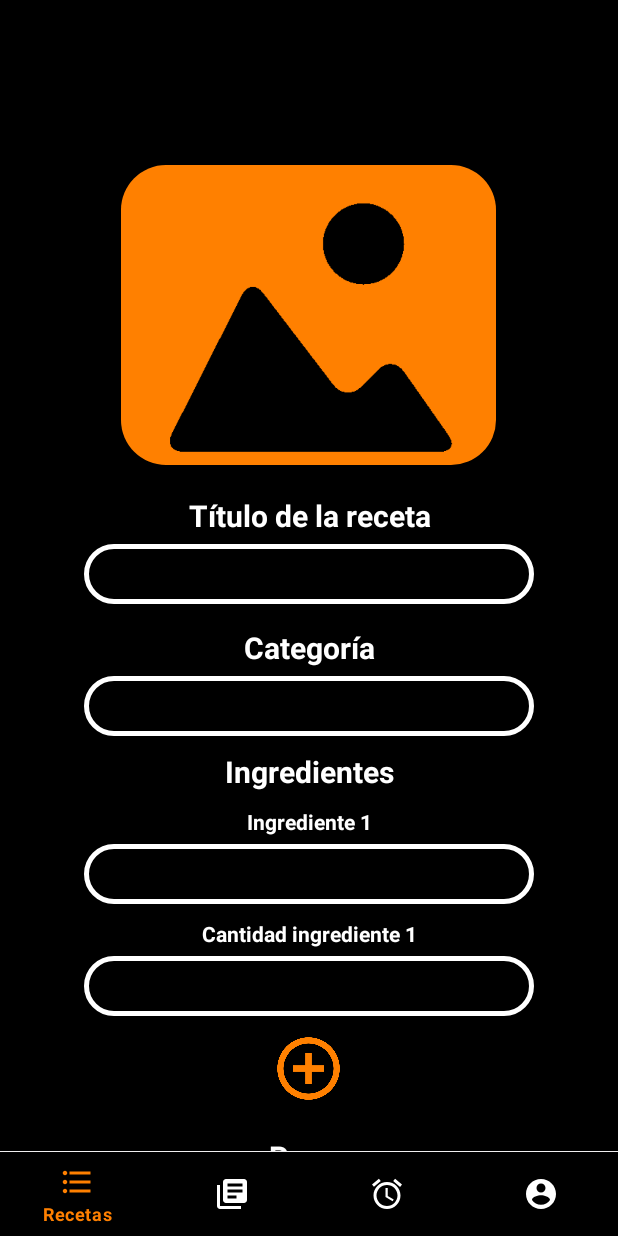
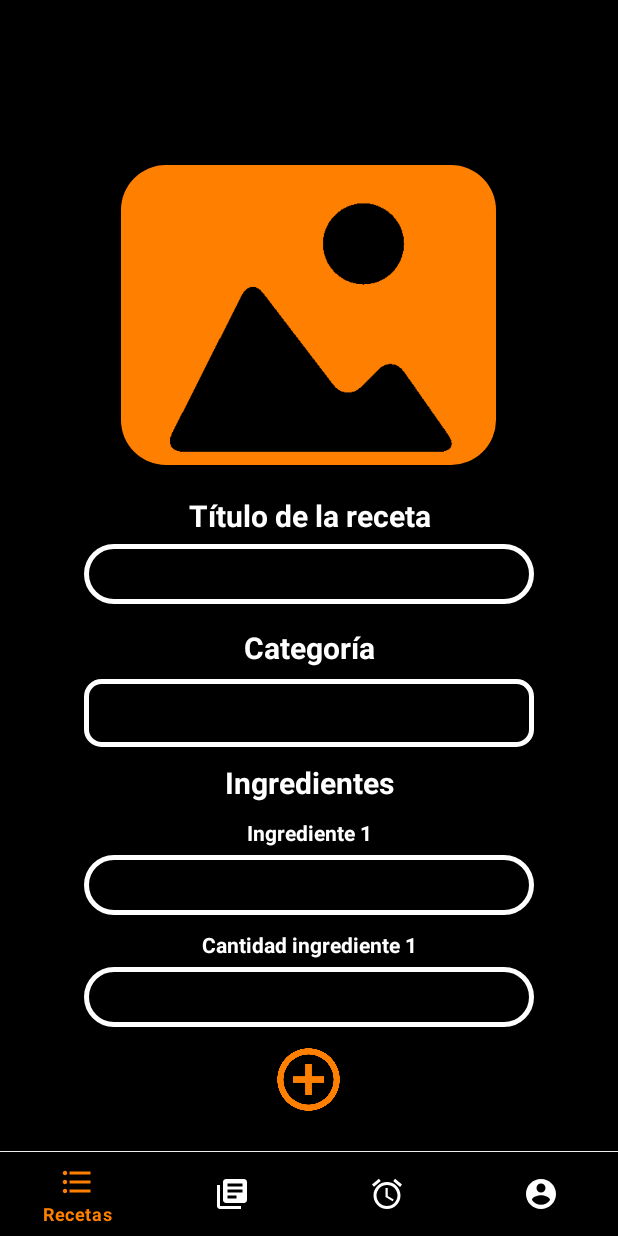
Before and after one commit to antoniocuadros/EasyMeal, an Android app: the FragmentoAnadirReceta screen opened through its navigation route, on a phone screen of 412 x 824 dp. Run offline under Robolectric (Android 15) with nearby library versions, the phone set to English and light mode, and no system bars; our stand-ins replace Room's generated code, navigation-ui.

Commit message:
Avanza #15, mejorada estructura diseño añadir receta

```diff
--- a/src/app/src/main/java/com/acl/easymeal/fragmentos/FragmentoAnadirReceta.kt
+++ b/src/app/src/main/java/com/acl/easymeal/fragmentos/FragmentoAnadirReceta.kt
@@ -5,9 +5,51 @@ import androidx.fragment.app.Fragment
 import android.view.LayoutInflater
 import android.view.View
 import android.view.ViewGroup
+import android.widget.*
+import androidx.appcompat.widget.AppCompatAutoCompleteTextView
+import androidx.cardview.widget.CardView
 import com.acl.easymeal.R
+import com.acl.easymeal.modelo.obtenerBaseDatos
+import com.google.android.material.button.MaterialButton
 
 class FragmentoAnadirReceta : Fragment() {
+    private lateinit var boton_seleccion_imagen:CardView
+    private lateinit var imagen_principal:ImageView
+    private lateinit var input_titulo_receta:EditText
+    private lateinit var spiner_categoria: Spinner
+    private lateinit var ingrediente1:EditText
+    private lateinit var cantidad_ingrediente1:EditText
+    private lateinit var layout_ingrediente_1:LinearLayout
+    private lateinit var ingrediente2:EditText
+    private lateinit var cantidad_ingrediente2:EditText
+    private lateinit var layout_ingrediente_2:LinearLayout
+    private lateinit var ingrediente3:EditText
+    private lateinit var cantidad_ingrediente3:EditText
+    private lateinit var layout_ingrediente_3:LinearLayout
+    private lateinit var ingrediente4:EditText
+    private lateinit var cantidad_ingrediente4:EditText
+    private lateinit var layout_ingrediente_4:LinearLayout
+    private lateinit var ingrediente5:EditText
+    private lateinit var cantidad_ingrediente5:EditText
+    private lateinit var layout_ingrediente_5:LinearLayout
+    private lateinit var ingrediente6:EditText
+    private lateinit var cantidad_ingrediente6:EditText
+    private lateinit var layout_ingrediente_6:LinearLayout
+    private lateinit var anadiringrediente:CardView
+    private lateinit var paso_1:EditText
+    private lateinit var paso_2:EditText
+    private lateinit var paso_3:EditText
+    private lateinit var paso_4:EditText
+    private lateinit var paso_5:EditText
+    private lateinit var paso_6:EditText
+    private lateinit var paso_7:EditText
+    private lateinit var paso_8:EditText
+    private lateinit var paso_9:EditText
+    private lateinit var paso_10:EditText
+    private lateinit var duracion:EditText
+    private lateinit var anadirpaso:CardView
+    private lateinit var boton_anadir:MaterialButton
+
 
     override fun onCreate(savedInstanceState: Bundle?) {
         super.onCreate(savedInstanceState)
@@ -19,8 +61,136 @@ class FragmentoAnadirReceta : Fragment() {
         // Inflate the layout for this fragment
         val view =  inflater.inflate(R.layout.fragmento_anadir_receta, container, false)
 
+        vinculaVistasVariables(view)
+
+        inicializaCategorías()
+
+        estableceComportamientoBotonAnadirIngrediente()
+
         return view
     }
 
+    private fun inicializaCategorías(){
+        var db = obtenerBaseDatos(requireContext())
+        var categorias = db.categoriaDao.obtenerTodas()
+        var categorias_texto = mutableListOf<String>()
+
+        for(categoria in categorias){
+            categorias_texto.add(categoria.nombreCategoria)
+        }
+
+        val adapter = ArrayAdapter(requireContext(), R.layout.spinner_item, categorias_texto)
+        spiner_categoria.setAdapter(adapter)
+    }
+
+    /*
+        Este método se encarga de dar la posibilidad de añadir un nuevo ingrediente para la receta
+        haciendo visible un input para el nombre del ingrediente y otro input para la cantidad.
+     */
+    private fun estableceComportamientoBotonAnadirIngrediente(){
+        anadiringrediente.setOnClickListener {
+            //En primer lugar vemos cual es el siguiente
+            var anadir = primerIngredienteVacio()
+            if(anadir != 0){
+                when(anadir){
+                    2->{
+                        layout_ingrediente_2.visibility = View.VISIBLE
+                    }
+                    3->{
+                        layout_ingrediente_3.visibility = View.VISIBLE
+                    }
+                    4->{
+                        layout_ingrediente_4.visibility = View.VISIBLE
+                    }
+                    5->{
+                        layout_ingrediente_5.visibility = View.VISIBLE
+                    }
+                    6->{
+                        layout_ingrediente_6.visibility = View.VISIBLE
+                    }
+                }
+            }
+            else{
+                Toast.makeText(context, "Ha dejado un ingrediente vacío", Toast.LENGTH_LONG).show()
+            }
+
+        }
+    }
+
+    /*
+        Este método se llamará al intentar añadir un nuevo ingrediente. En primer lugar se comprueba
+        que el usuario no haya dejado en medio ninguno en blanco. Si no ha dejado ninguno vacío se
+        devuelve el índice del que hay que añadir, en caso contrario se devuelve 0.
+     */
+    private fun primerIngredienteVacio():Int{
+        var vacios:ArrayList<Int> = arrayListOf()
+        var anadir = true
+        if(ingrediente1.text.toString() == ""){
+            vacios.add(1)
+            anadir = false
+        }
+        if(ingrediente2.text.toString() == "") vacios.add(2)
+        if(ingrediente3.text.toString() == "") vacios.add(3)
+        if(ingrediente4.text.toString() == "") vacios.add(4)
+        if(ingrediente5.text.toString() == "") vacios.add(5)
+        if(ingrediente6.text.toString() == "") vacios.add(6)
+
+        if(vacios.size == 0 ||  vacios.size == 1){
+            anadiringrediente.visibility = View.GONE
+        }
+        else{
+            anadiringrediente.visibility = View.VISIBLE
+        }
+
+        if(anadir && vacios.size > 0){
+            return vacios[0]
+        }
+        else{
+            return 0
+        }
+    }
+
+    /*
+        Este método se encarga de vincular cada atributo de la clase con su correspondiente
+        elemento del layout.
+     */
+    private fun vinculaVistasVariables(view:View){
+        boton_seleccion_imagen = view.findViewById(R.id.boton_seleccion_imagen)
+        imagen_principal = view.findViewById(R.id.imagen_principal)
+        input_titulo_receta = view.findViewById(R.id.input_titulo_receta)
+        spiner_categoria = view.findViewById(R.id.spiner_categoria)
+        ingrediente1 = view.findViewById(R.id.ingrediente1)
+        cantidad_ingrediente1 = view.findViewById(R.id.cantidad_ingrediente1)
+        layout_ingrediente_1 = view.findViewById(R.id.layout_ingrediente_1)
+        ingrediente2 = view.findViewById(R.id.ingrediente2)
+        cantidad_ingrediente2 = view.findViewById(R.id.cantidad_ingrediente2)
+        layout_ingrediente_2 = view.findViewById(R.id.layout_ingrediente_2)
+        ingrediente3 = view.findViewById(R.id.ingrediente3)
+        cantidad_ingrediente3 = view.findViewById(R.id.cantidad_ingrediente3)
+        layout_ingrediente_3 = view.findViewById(R.id.layout_ingrediente_3)
+        ingrediente4 = view.findViewById(R.id.ingrediente4)
+        cantidad_ingrediente4 = view.findViewById(R.id.cantidad_ingrediente4)
+        layout_ingrediente_4 = view.findViewById(R.id.layout_ingrediente_4)
+        ingrediente5 = view.findViewById(R.id.ingrediente5)
+        cantidad_ingrediente5 = view.findViewById(R.id.cantidad_ingrediente5)
+        layout_ingrediente_5 = view.findViewById(R.id.layout_ingrediente_5)
+        ingrediente6 = view.findViewById(R.id.ingrediente6)
+        cantidad_ingrediente6 = view.findViewById(R.id.cantidad_ingrediente6)
+        layout_ingrediente_6 = view.findViewById(R.id.layout_ingrediente_6)
+        anadiringrediente = view.findViewById(R.id.anadiringrediente)
+        paso_1 = view.findViewById(R.id.paso_1)
+        paso_2 = view.findViewById(R.id.paso_2)
+        paso_3 = view.findViewById(R.id.paso_3)
+        paso_4 = view.findViewById(R.id.paso_4)
+        paso_5 = view.findViewById(R.id.paso_5)
+        paso_6 = view.findViewById(R.id.paso_6)
+        paso_7 = view.findViewById(R.id.paso_7)
+        paso_8 = view.findViewById(R.id.paso_8)
+        paso_9 = view.findViewById(R.id.paso_9)
+        paso_10 = view.findViewById(R.id.paso_10)
+        duracion = view.findViewById(R.id.duracion)
+        anadirpaso = view.findViewById(R.id.anadirpaso)
+        boton_anadir = view.findViewById(R.id.boton_anadir)
+    }
 
 }
--- a/src/app/src/main/res/layout/fragmento_anadir_receta.xml
+++ b/src/app/src/main/res/layout/fragmento_anadir_receta.xml
@@ -70,19 +70,21 @@
             android:textColor="@color/white"
             android:textSize="20dp"
             android:textStyle="bold"
+            android:layout_marginBottom="7dp"
             />
 
         <Spinner
+            android:layout_width="300dp"
+            android:layout_height="45dp"
+            android:background="@drawable/inputcuadrado"
             android:id="@+id/spiner_categoria"
-            android:layout_width="300dp"
-            android:layout_height="40dp"
-            android:layout_gravity="center"
-            android:layout_marginTop="5dp"
-            android:background="@drawable/inputdecorado"
+            android:textColor="@color/white"
+            android:textSize="20dp"
+            android:text="Carnes"
             android:gravity="center"
-            android:textColor="@color/white"
-            android:inputType="text"
-            />
+
+            >
+        </Spinner>
 
         <TextView
             android:layout_marginTop="10dp"
```
Also changed, not shown: src/app/src/main/res/layout/spinner_item.xml (added, +16 -0 lines).
